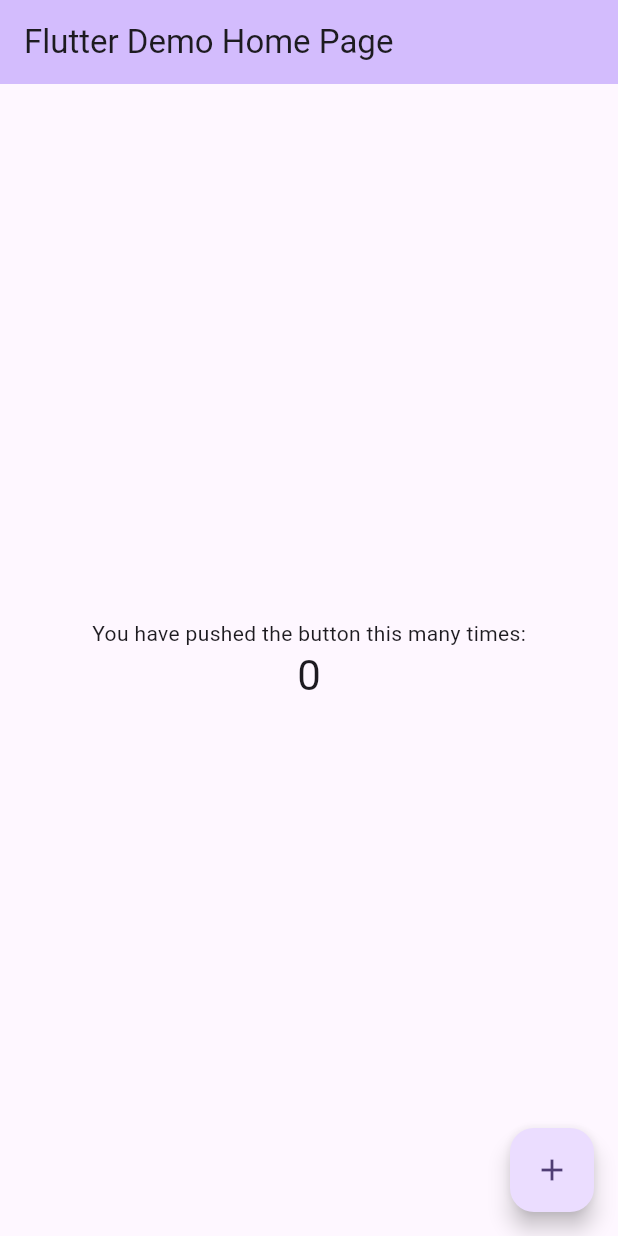
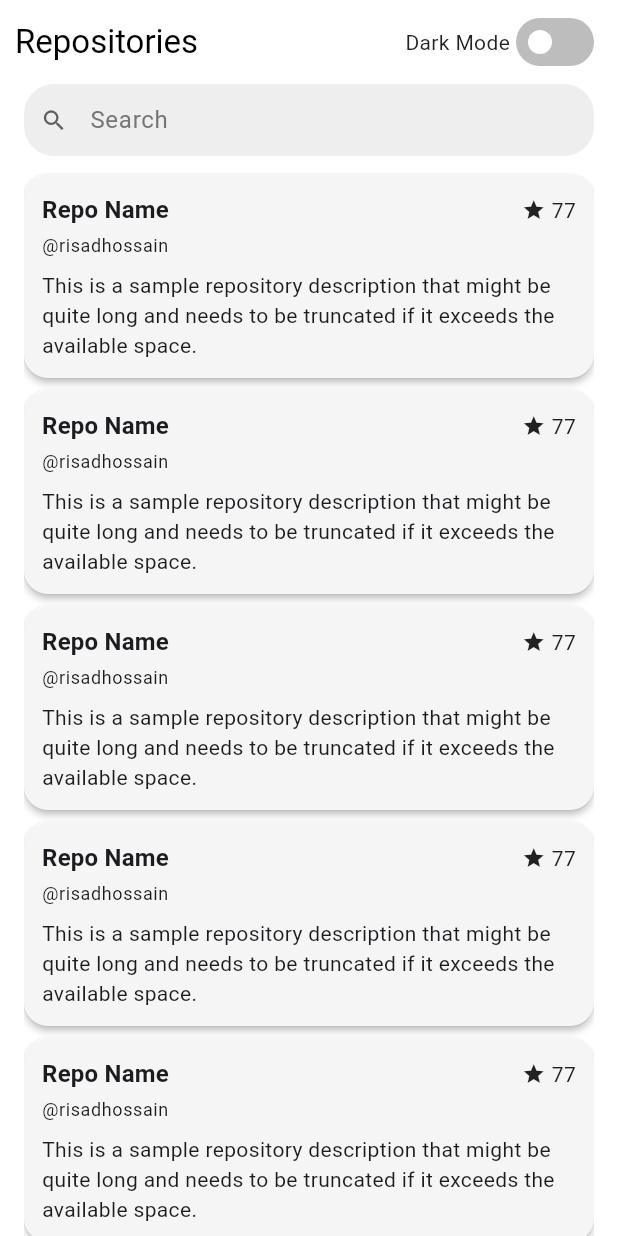
Before and after one commit to mdrislam/clean_architecture_with_bloc, a Flutter app: the screen it shows after launch, on a phone screen of 412 x 824 dp. Run offline on Flutter 3.47's test engine with Material 3 defaults, Android fonts, the phone set to English and light mode, and no system bars.

Commit message:
make home page design  and theme setup

```diff
--- /dev/null
+++ b/lib/core/theme/app_theme.dart
@@ -0,0 +1,70 @@
+import 'package:flutter/material.dart';
+
+class AppTheme {
+  static ThemeData light() {
+    return ThemeData(
+      primarySwatch: Colors.blue,
+      scaffoldBackgroundColor: Colors.white,
+      appBarTheme: const AppBarTheme(
+        backgroundColor: Colors.white,
+        foregroundColor: Colors.black,
+        titleSpacing: 0,
+      ),
+      iconTheme: const IconThemeData(color: Colors.black87),
+      primaryIconTheme: const IconThemeData(color: Colors.black87),
+      inputDecorationTheme: InputDecorationTheme(
+        filled: true,
+        fillColor: Colors.grey.shade200,
+        border: OutlineInputBorder(
+          borderRadius: BorderRadius.circular(20),
+          borderSide: BorderSide.none,
+        ),
+        hintStyle: TextStyle(color: Colors.grey.shade600),
+        prefixIconColor: Colors.grey.shade700,
+        prefixIconConstraints: const BoxConstraints(
+          minWidth: 40,
+          minHeight: 40,
+        ),
+        isDense: true,
+      ),
+
+      cardTheme: CardThemeData(
+        color: Colors.grey.shade100,
+        elevation: 2,
+        margin: const EdgeInsets.symmetric(horizontal: 0, vertical: 4),
+        shape: RoundedRectangleBorder(borderRadius: BorderRadius.circular(16)),
+      ),
+    );
+  }
+
+  static ThemeData dark() {
+    return ThemeData.dark().copyWith(
+      primaryColor: Colors.blueGrey,
+      scaffoldBackgroundColor: Colors.grey[900],
+      appBarTheme: AppBarTheme(
+        backgroundColor: Colors.grey[900],
+        foregroundColor: Colors.white,
+        titleSpacing: 0,
+      ),
+      iconTheme: const IconThemeData(color: Colors.white70),
+      primaryIconTheme: const IconThemeData(color: Colors.white70),
+      inputDecorationTheme: InputDecorationTheme(
+        filled: true,
+        fillColor: Colors.grey.shade800,
+        border: OutlineInputBorder(
+          borderRadius: BorderRadius.circular(20),
+          borderSide: BorderSide.none,
+        ),
+        hintStyle: TextStyle(color: Colors.grey.shade400),
+        prefixIconColor: Colors.grey.shade300,
+      ),
+      cardTheme: CardThemeData(
+        color: Colors.grey.shade800,
+        elevation: 2,
+        margin: const EdgeInsets.symmetric(horizontal: 0, vertical: 4),
+
+        shape: RoundedRectangleBorder(borderRadius: BorderRadius.circular(16)),
+      ),
+    );
+  }
+}
--- /dev/null
+++ b/lib/features/repoexplorer/presentation/pages/home_screen.dart
@@ -0,0 +1,68 @@
+import 'package:flutter/material.dart';
+import 'package:tikweb_task/features/repoexplorer/presentation/widgets/home_searchbar.dart';
+import 'package:tikweb_task/features/repoexplorer/presentation/widgets/repo_list_item.dart';
+
+class HomeScreen extends StatefulWidget {
+  const HomeScreen({super.key});
+
+  @override
+  State<HomeScreen> createState() => _HomeScreenState();
+}
+
+class _HomeScreenState extends State<HomeScreen> {
+  final _searchController = TextEditingController();
+  @override
+  Widget build(BuildContext context) {
+    return Scaffold(
+      appBar: AppBar(
+        title: const Text('Repositories'),
+        titleSpacing: 10,
+        actions: [
+          Text(
+            'Dark Mode',
+            style: TextStyle(color: Theme.of(context).iconTheme.color),
+          ),
+          Switch(
+            value: Theme.of(context).brightness == Brightness.dark
+                ? true
+                : false,
+            onChanged: (value) {
+              setState(() {
+                // Toggle theme mode
+                if (value) {
+                  ThemeMode.system == ThemeMode.dark;
+                } else {
+                  ThemeMode.system == ThemeMode.light;
+                }
+              });
+            },
+            activeColor: Colors.white,
+            activeTrackColor: const Color.fromARGB(255, 115, 255, 120),
+            inactiveThumbColor: Colors.white,
+            inactiveTrackColor: Colors.grey[400],
+            trackOutlineColor: WidgetStateProperty.all(Colors.transparent),
+          ),
+          const SizedBox(width: 12),
+        ],
+      ),
+      body: Padding(
+        padding: const EdgeInsets.symmetric(horizontal: 16),
+        child: Column(
+          children: [
+            // Search bar below AppBar
+            HomeSearchbar(controller: _searchController),
+            const SizedBox(height: 8),
+            Expanded(
+              child: ListView.builder(
+                itemCount: 20, // Example item count
+                itemBuilder: (context, index) {
+                  return RepoListItem();
+                },
+              ),
+            ),
+          ],
+        ),
+      ),
+    );
+  }
+}
--- /dev/null
+++ b/lib/features/repoexplorer/presentation/widgets/home_searchbar.dart
@@ -0,0 +1,16 @@
+import 'package:flutter/material.dart';
+
+class HomeSearchbar extends StatelessWidget {
+  const HomeSearchbar({super.key, required this.controller});
+  final TextEditingController controller;
+  @override
+  Widget build(BuildContext context) {
+    return TextField(
+      controller: controller,
+      decoration: InputDecoration(
+        hintText: 'Search',
+        prefixIcon: Icon(Icons.search),
+      ),
+    );
+  }
+}
--- /dev/null
+++ b/lib/features/repoexplorer/presentation/widgets/repo_list_item.dart
@@ -0,0 +1,64 @@
+import 'package:flutter/material.dart';
+
+class RepoListItem extends StatelessWidget {
+  const RepoListItem({super.key});
+
+  @override
+  Widget build(BuildContext context) {
+    return Card(
+      elevation: 2,
+      shape: RoundedRectangleBorder(borderRadius: BorderRadius.circular(16)),
+      child: InkWell(
+        onTap: () {},
+        child: Padding(
+          padding: const EdgeInsets.all(12),
+          child: Column(
+            crossAxisAlignment: CrossAxisAlignment.start,
+            children: [
+              /// Top row: Repo name + Stars
+              Row(
+                mainAxisAlignment: MainAxisAlignment.spaceBetween,
+                children: [
+                  Expanded(
+                    child: Text(
+                      'Repo Name',
+                      maxLines: 1,
+                      style: Theme.of(context).textTheme.titleMedium?.copyWith(
+                        fontWeight: FontWeight.bold,
+                      ),
+                    ),
+                  ),
+                  Row(
+                    children: [
+                      const Icon(Icons.star, size: 16),
+                      const SizedBox(width: 4),
+                      Text('77'),
+                    ],
+                  ),
+                ],
+              ),
+
+              const SizedBox(height: 4),
+
+              /// Username (owner)
+              Text(
+                '@risadhossain', // assuming `repo.owner` is the username
+                style: Theme.of(context).textTheme.bodySmall,
+              ),
+
+              const SizedBox(height: 8),
+
+              /// Description
+              Text(
+                'This is a sample repository description that might be quite long and needs to be truncated if it exceeds the available space.',
+                style: Theme.of(context).textTheme.bodyMedium,
+                maxLines: 4,
+                overflow: TextOverflow.ellipsis,
+              ),
+            ],
+          ),
+        ),
+      ),
+    );
+  }
+}
--- a/lib/main.dart
+++ b/lib/main.dart
@@ -1,4 +1,6 @@
 import 'package:flutter/material.dart';
+import 'package:tikweb_task/core/theme/app_theme.dart';
+import 'package:tikweb_task/features/repoexplorer/presentation/pages/home_screen.dart';
 
 void main() {
   runApp(const MyApp());
@@ -7,70 +9,16 @@ void main() {
 class MyApp extends StatelessWidget {
   const MyApp({super.key});
 
-  // This widget is the root of your application.
   @override
   Widget build(BuildContext context) {
     return MaterialApp(
-      title: 'Flutter Demo',
-      theme: ThemeData(
-
-        colorScheme: ColorScheme.fromSeed(seedColor: Colors.deepPurple),
-      ),
-      home: const MyHomePage(title: 'Flutter Demo Home Page'),
+      title: 'TikWeb Task',
+      debugShowCheckedModeBanner: false,
+      home: HomeScreen(),
+      theme: AppTheme.light(),
+      darkTheme: AppTheme.dark(),
+      themeMode: ThemeMode
+          .system, // Automatically switch between light and dark themes
     );
   }
 }
-
-class MyHomePage extends StatefulWidget {
-  const MyHomePage({super.key, required this.title});
-
-
-  final String title;
-
-  @override
-  State<MyHomePage> createState() => _MyHomePageState();
-}
-
-class _MyHomePageState extends State<MyHomePage> {
-  int _counter = 0;
-
-  void _incrementCounter() {
-    setState(() {
-
-      _counter++;
-    });
-  }
-
-  @override
-  Widget build(BuildContext context) {
-
-    return Scaffold(
-      appBar: AppBar(
-
-        backgroundColor: Theme.of(context).colorScheme.inversePrimary,
-
-        title: Text(widget.title),
-      ),
-      body: Center(
-        // Center is a layout widget. It takes a single child and positions it
-        // in the middle of the parent.
-        child: Column(
-
-          mainAxisAlignment: MainAxisAlignment.center,
-          children: <Widget>[
-            const Text('You have pushed the button this many times:'),
-            Text(
-              '$_counter',
-              style: Theme.of(context).textTheme.headlineMedium,
-            ),
-          ],
-        ),
-      ),
-      floatingActionButton: FloatingActionButton(
-        onPressed: _incrementCounter,
-        tooltip: 'Increment',
-        child: const Icon(Icons.add),
-      ), // This trailing comma makes auto-formatting nicer for build methods.
-    );
-  }
-}
```
